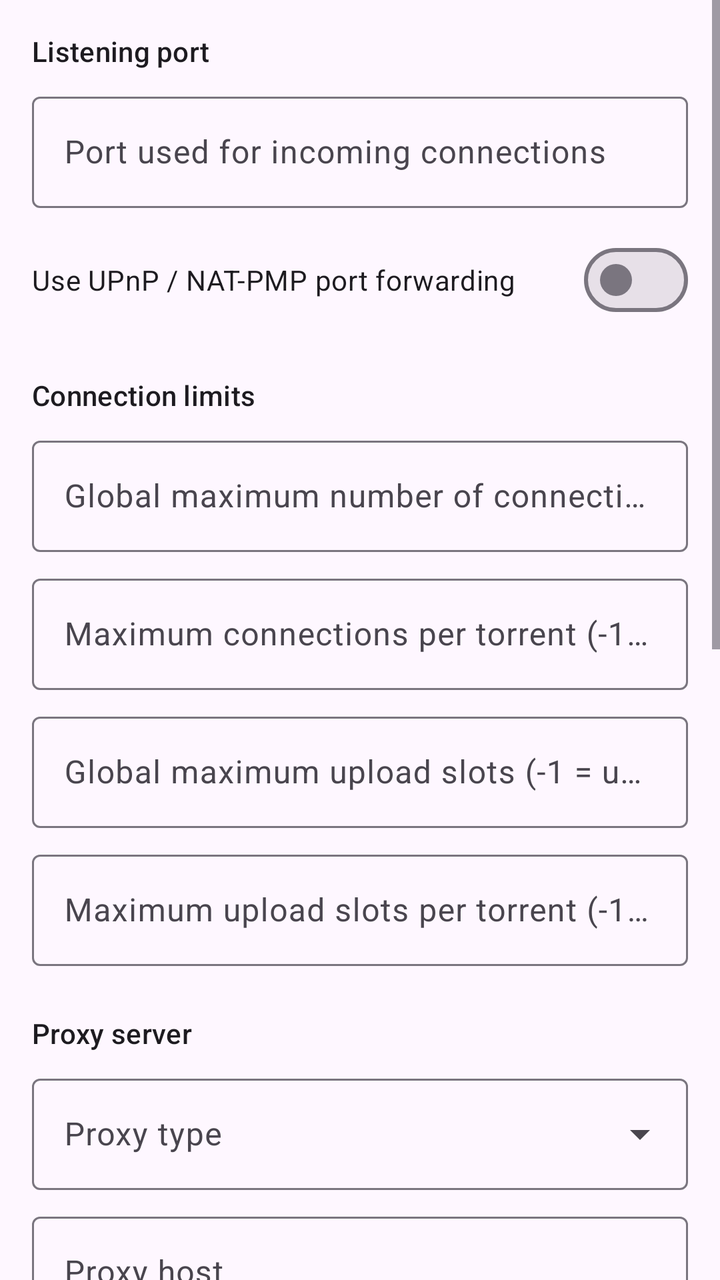
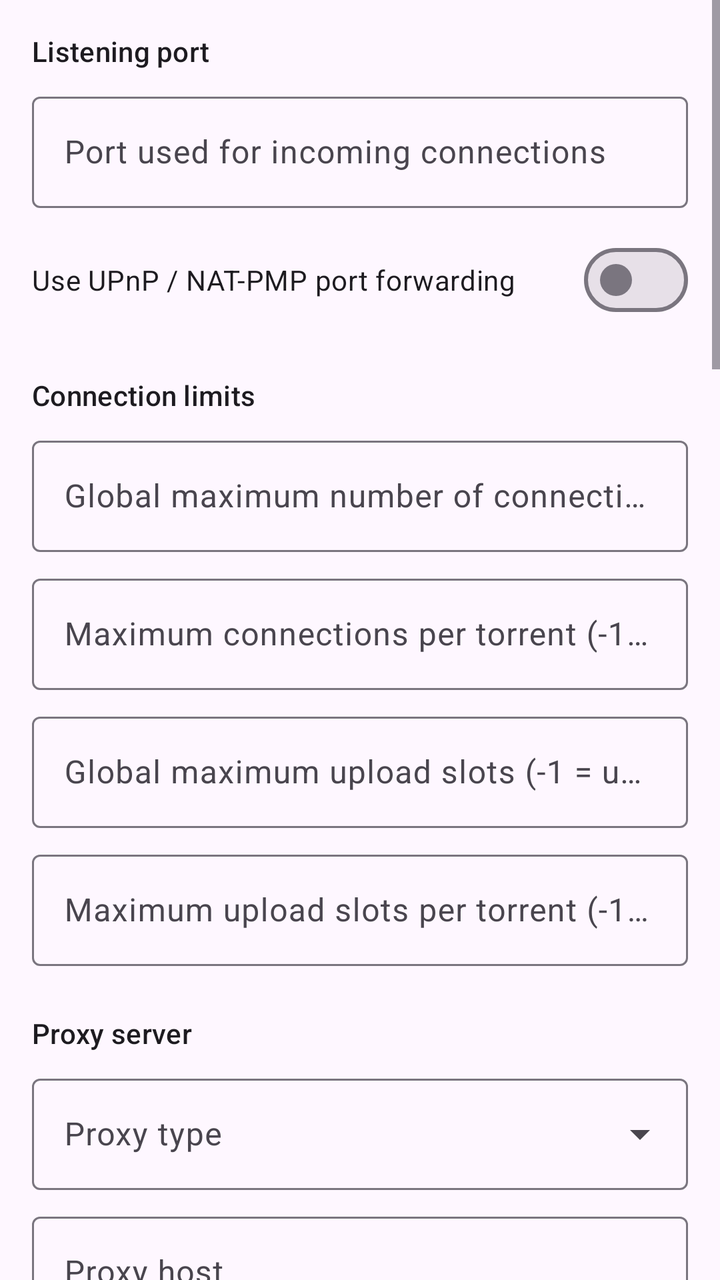

An Android layout rendered at two revisions. The XML below is the earlier revision; the diff shows what the commit changed to produce the second picture.
<!-- AndroidManifest.xml: application theme AppTheme -->
<!-- res/layout/fragment_qb_prefs_connection.xml -->
<?xml version="1.0" encoding="utf-8"?>
<ScrollView xmlns:android="http://schemas.android.com/apk/res/android"
    xmlns:app="http://schemas.android.com/apk/res-auto"
    android:layout_width="match_parent"
    android:layout_height="match_parent"
    android:clipToPadding="false"
    android:scrollbars="vertical">

    <LinearLayout
        android:layout_width="match_parent"
        android:layout_height="wrap_content"
        android:orientation="vertical"
        android:padding="16dp">

        <TextView
            style="@style/TextAppearance.App.SectionTitle"
            android:layout_width="match_parent"
            android:layout_height="wrap_content"
            android:layout_marginBottom="8dp"
            android:text="@string/qbt_conn_listen" />

        <com.google.android.material.textfield.TextInputLayout
            android:layout_width="match_parent"
            android:layout_height="wrap_content"
            android:hint="@string/qbt_listen_port">

            <com.google.android.material.textfield.TextInputEditText
                android:id="@+id/listenPortInput"
                android:layout_width="match_parent"
                android:layout_height="wrap_content"
                android:inputType="number" />
        </com.google.android.material.textfield.TextInputLayout>

        <com.google.android.material.materialswitch.MaterialSwitch
            android:id="@+id/upnpSwitch"
            android:layout_width="match_parent"
            android:layout_height="wrap_content"
            android:layout_marginTop="12dp"
            android:text="@string/qbt_upnp" />

        <TextView
            style="@style/TextAppearance.App.SectionTitle"
            android:layout_width="match_parent"
            android:layout_height="wrap_content"
            android:layout_marginTop="24dp"
            android:layout_marginBottom="8dp"
            android:text="@string/qbt_conn_limits" />

        <com.google.android.material.textfield.TextInputLayout
            android:layout_width="match_parent"
            android:layout_height="wrap_content"
            android:hint="@string/qbt_max_connec">

            <com.google.android.material.textfield.TextInputEditText
                android:id="@+id/maxConnecInput"
                android:layout_width="match_parent"
                android:layout_height="wrap_content"
                android:inputType="numberSigned" />
        </com.google.android.material.textfield.TextInputLayout>

        <com.google.android.material.textfield.TextInputLayout
            android:layout_width="match_parent"
            android:layout_height="wrap_content"
            android:layout_marginTop="8dp"
            android:hint="@string/qbt_max_connec_per_torrent">

            <com.google.android.material.textfield.TextInputEditText
                android:id="@+id/maxConnecPerTorrentInput"
                android:layout_width="match_parent"
                android:layout_height="wrap_content"
                android:inputType="numberSigned" />
        </com.google.android.material.textfield.TextInputLayout>

        <com.google.android.material.textfield.TextInputLayout
            android:layout_width="match_parent"
            android:layout_height="wrap_content"
            android:layout_marginTop="8dp"
            android:hint="@string/qbt_max_uploads">

            <com.google.android.material.textfield.TextInputEditText
                android:id="@+id/maxUploadsInput"
                android:layout_width="match_parent"
                android:layout_height="wrap_content"
                android:inputType="numberSigned" />
        </com.google.android.material.textfield.TextInputLayout>

        <com.google.android.material.textfield.TextInputLayout
            android:layout_width="match_parent"
            android:layout_height="wrap_content"
            android:layout_marginTop="8dp"
            android:hint="@string/qbt_max_uploads_per_torrent">

            <com.google.android.material.textfield.TextInputEditText
                android:id="@+id/maxUploadsPerTorrentInput"
                android:layout_width="match_parent"
                android:layout_height="wrap_content"
                android:inputType="numberSigned" />
        </com.google.android.material.textfield.TextInputLayout>

        <TextView
            style="@style/TextAppearance.App.SectionTitle"
            android:layout_width="match_parent"
            android:layout_height="wrap_content"
            android:layout_marginTop="24dp"
            android:layout_marginBottom="8dp"
            android:text="@string/qbt_proxy" />

        <com.google.android.material.textfield.TextInputLayout
            style="@style/Widget.Material3.TextInputLayout.OutlinedBox.ExposedDropdownMenu"
            android:layout_width="match_parent"
            android:layout_height="wrap_content"
            android:hint="@string/qbt_proxy_type">

            <com.google.android.material.textfield.MaterialAutoCompleteTextView
                android:id="@+id/proxyTypeDropdown"
                android:layout_width="match_parent"
                android:layout_height="wrap_content"
                android:inputType="none" />
        </com.google.android.material.textfield.TextInputLayout>

        <com.google.android.material.textfield.TextInputLayout
            android:layout_width="match_parent"
            android:layout_height="wrap_content"
            android:layout_marginTop="8dp"
            android:hint="@string/qbt_proxy_ip">

            <com.google.android.material.textfield.TextInputEditText
                android:id="@+id/proxyIpInput"
                android:layout_width="match_parent"
                android:layout_height="wrap_content"
                android:inputType="textNoSuggestions" />
        </com.google.android.material.textfield.TextInputLayout>

        <com.google.android.material.textfield.TextInputLayout
            android:layout_width="match_parent"
            android:layout_height="wrap_content"
            android:layout_marginTop="8dp"
            android:hint="@string/qbt_proxy_port">

            <com.google.android.material.textfield.TextInputEditText
                android:id="@+id/proxyPortInput"
                android:layout_width="match_parent"
                android:layout_height="wrap_content"
                android:inputType="number" />
        </com.google.android.material.textfield.TextInputLayout>

        <com.google.android.material.materialswitch.MaterialSwitch
            android:id="@+id/proxyAuthSwitch"
            android:layout_width="match_parent"
            android:layout_height="wrap_content"
            android:layout_marginTop="12dp"
            android:text="@string/qbt_proxy_auth" />

        <com.google.android.material.textfield.TextInputLayout
            android:layout_width="match_parent"
            android:layout_height="wrap_content"
            android:layout_marginTop="8dp"
            android:hint="@string/qbt_proxy_username">

            <com.google.android.material.textfield.TextInputEditText
                android:id="@+id/proxyUsernameInput"
                android:layout_width="match_parent"
                android:layout_height="wrap_content"
                android:inputType="text" />
        </com.google.android.material.textfield.TextInputLayout>

        <com.google.android.material.textfield.TextInputLayout
            android:layout_width="match_parent"
            android:layout_height="wrap_content"
            android:layout_marginTop="8dp"
            android:hint="@string/qbt_proxy_password"
            app:endIconMode="password_toggle">

            <com.google.android.material.textfield.TextInputEditText
                android:id="@+id/proxyPasswordFieldInput"
                android:layout_width="match_parent"
                android:layout_height="wrap_content"
                android:inputType="textPassword" />
        </com.google.android.material.textfield.TextInputLayout>

        <com.google.android.material.materialswitch.MaterialSwitch
            android:id="@+id/proxyBtSwitch"
            android:layout_width="match_parent"
            android:layout_height="wrap_content"
            android:layout_marginTop="12dp"
            android:text="@string/qbt_proxy_bt" />

        <com.google.android.material.materialswitch.MaterialSwitch
            android:id="@+id/proxyPeersSwitch"
            android:layout_width="match_parent"
            android:layout_height="wrap_content"
            android:layout_marginTop="4dp"
            android:text="@string/qbt_proxy_peers" />

        <com.google.android.material.materialswitch.MaterialSwitch
            android:id="@+id/proxyMiscSwitch"
            android:layout_width="match_parent"
            android:layout_height="wrap_content"
            android:layout_marginTop="4dp"
            android:text="@string/qbt_proxy_misc" />

        <TextView
            style="@style/TextAppearance.App.SectionTitle"
            android:layout_width="match_parent"
            android:layout_height="wrap_content"
            android:layout_marginTop="24dp"
            android:layout_marginBottom="8dp"
            android:text="@string/qbt_conn_peers" />

        <com.google.android.material.materialswitch.MaterialSwitch
            android:id="@+id/banUnknownSwitch"
            android:layout_width="match_parent"
            android:layout_height="wrap_content"
            android:text="@string/qbt_ban_unknown" />

        <com.google.android.material.materialswitch.MaterialSwitch
            android:id="@+id/banBtPlayerSwitch"
            android:layout_width="match_parent"
            android:layout_height="wrap_content"
            android:layout_marginTop="4dp"
            android:text="@string/qbt_ban_btplayer" />

    </LinearLayout>
</ScrollView>
<!-- resources referenced by this layout -->
<resources>
  <string name="qbt_conn_limits">Connection limits</string>
  <string name="qbt_conn_listen">Listening port</string>
  <string name="qbt_conn_peers">Peers</string>
  <string name="qbt_proxy">Proxy server</string>
  <string name="qbt_proxy_auth">Use authentication</string>
  <string name="qbt_proxy_ip">Proxy host</string>
  <string name="qbt_proxy_password">Proxy password</string>
  <string name="qbt_proxy_port">Proxy port</string>
  <string name="qbt_proxy_type">Proxy type</string>
  <string name="qbt_proxy_username">Proxy username</string>
  <color name="md_theme_primary">#68548E</color>
  <color name="md_theme_onPrimary">#FFFFFF</color>
  <color name="md_theme_primaryContainer">#EBDDFF</color>
  <color name="md_theme_onPrimaryContainer">#4F3D74</color>
  <color name="md_theme_secondary">#635B70</color>
  <color name="md_theme_onSecondary">#FFFFFF</color>
  <color name="md_theme_secondaryContainer">#E9DEF8</color>
  <color name="md_theme_tertiary">#7E525D</color>
  <color name="md_theme_onTertiary">#FFFFFF</color>
  <color name="md_theme_tertiaryContainer">#FFD9E1</color>
  <color name="md_theme_onTertiaryContainer">#643B46</color>
  <color name="md_theme_error">#BA1A1A</color>
  <color name="md_theme_onError">#FFFFFF</color>
  <color name="md_theme_errorContainer">#FFDAD6</color>
  <color name="md_theme_onErrorContainer">#93000A</color>
  <color name="md_theme_background">#FEF7FF</color>
  <color name="md_theme_onBackground">#1D1B20</color>
  <color name="md_theme_surface">#FEF7FF</color>
  <color name="md_theme_onSurface">#1D1B20</color>
  <color name="md_theme_surfaceVariant">#E7E0EB</color>
  <color name="md_theme_onSurfaceVariant">#49454E</color>
  <color name="md_theme_outline">#7A757F</color>
  <color name="md_theme_outlineVariant">#CBC4CF</color>
  <color name="md_theme_inverseSurface">#322F35</color>
  <color name="md_theme_inverseOnSurface">#F5EFF7</color>
  <color name="md_theme_inversePrimary">#D3BCFD</color>
  <color name="md_theme_primaryFixed">#EBDDFF</color>
  <color name="md_theme_onPrimaryFixed">#230F46</color>
  <color name="md_theme_primaryFixedDim">#D3BCFD</color>
  <color name="md_theme_secondaryFixed">#E9DEF8</color>
  <color name="md_theme_onSecondaryFixed">#1F182B</color>
  <color name="md_theme_secondaryFixedDim">#CDC2DB</color>
  <color name="md_theme_tertiaryFixed">#FFD9E1</color>
  <color name="md_theme_onTertiaryFixed">#31101B</color>
  <color name="md_theme_tertiaryFixedDim">#F0B7C5</color>
  <color name="md_theme_surfaceDim">#DED8E0</color>
  <color name="md_theme_surfaceBright">#FEF7FF</color>
  <color name="md_theme_surfaceContainerLow">#F8F1FA</color>
  <color name="md_theme_surfaceContainer">#F2ECF4</color>
  <color name="md_theme_surfaceContainerHigh">#EDE6EE</color>
  <color name="colorOk">#2E6A44</color>
  <color name="colorOnOk">#FFFFFF</color>
  <color name="colorOkContainer">#B1F1C1</color>
  <color name="colorOnOkContainer">#12512E</color>
  <!-- unchanged entries left out for length: 25 -->
</resources>

<!-- the commit's change to res/layout/fragment_qb_prefs_connection.xml (unified diff, before → after) -->
@@ -220,5 +220,165 @@
             android:layout_marginTop="4dp"
             android:text="@string/qbt_ban_btplayer" />
 
+        <com.google.android.material.materialswitch.MaterialSwitch
+            android:id="@+id/proxyHostnameLookupSwitch"
+            android:layout_width="match_parent"
+            android:layout_height="wrap_content"
+            android:layout_marginTop="4dp"
+            android:text="@string/qbt_proxy_hostname_lookup" />
+
+        <com.google.android.material.materialswitch.MaterialSwitch
+            android:id="@+id/proxyRssSwitch"
+            android:layout_width="match_parent"
+            android:layout_height="wrap_content"
+            android:layout_marginTop="4dp"
+            android:text="@string/qbt_proxy_rss" />
+
+        <com.google.android.material.materialswitch.MaterialSwitch
+            android:id="@+id/ignoreSslErrorsSwitch"
+            android:layout_width="match_parent"
+            android:layout_height="wrap_content"
+            android:layout_marginTop="4dp"
+            android:text="@string/qbt_ignore_ssl_errors" />
+
+        <TextView
+            style="@style/TextAppearance.App.SectionTitle"
+            android:layout_width="match_parent"
+            android:layout_height="wrap_content"
+            android:layout_marginTop="24dp"
+            android:layout_marginBottom="8dp"
+            android:text="@string/qbt_ifaces_section" />
+
+        <com.google.android.material.materialswitch.MaterialSwitch
+            android:id="@+id/randomPortSwitch"
+            android:layout_width="match_parent"
+            android:layout_height="wrap_content"
+            android:text="@string/qbt_random_port" />
+
+        <com.google.android.material.textfield.TextInputLayout
+            android:layout_width="match_parent"
+            android:layout_height="wrap_content"
+            android:layout_marginTop="8dp"
+            android:hint="@string/qbt_network_interface">
+
+            <com.google.android.material.textfield.TextInputEditText
+                android:id="@+id/networkInterfaceInput"
+                android:layout_width="match_parent"
+                android:layout_height="wrap_content"
+                android:inputType="textNoSuggestions" />
+        </com.google.android.material.textfield.TextInputLayout>
+
+        <com.google.android.material.textfield.TextInputLayout
+            android:layout_width="match_parent"
+            android:layout_height="wrap_content"
+            android:layout_marginTop="8dp"
+            android:hint="@string/qbt_interface_address">
+
+            <com.google.android.material.textfield.TextInputEditText
+                android:id="@+id/interfaceAddressInput"
+                android:layout_width="match_parent"
+                android:layout_height="wrap_content"
+                android:inputType="textNoSuggestions" />
+        </com.google.android.material.textfield.TextInputLayout>
+
+        <TextView
+            style="@style/TextAppearance.App.SectionTitle"
+            android:layout_width="match_parent"
+            android:layout_height="wrap_content"
+            android:layout_marginTop="24dp"
+            android:layout_marginBottom="8dp"
+            android:text="@string/qbt_i2p_section" />
+
+        <com.google.android.material.materialswitch.MaterialSwitch
+            android:id="@+id/i2pEnabledSwitch"
+            android:layout_width="match_parent"
+            android:layout_height="wrap_content"
+            android:text="@string/qbt_i2p_enabled" />
+
+        <com.google.android.material.textfield.TextInputLayout
+            android:layout_width="match_parent"
+            android:layout_height="wrap_content"
+            android:layout_marginTop="8dp"
+            android:hint="@string/qbt_i2p_address">
+
+            <com.google.android.material.textfield.TextInputEditText
+                android:id="@+id/i2pAddressInput"
+                android:layout_width="match_parent"
+                android:layout_height="wrap_content"
+                android:inputType="textNoSuggestions" />
+        </com.google.android.material.textfield.TextInputLayout>
+
+        <com.google.android.material.textfield.TextInputLayout
+            android:layout_width="match_parent"
+            android:layout_height="wrap_content"
+            android:layout_marginTop="8dp"
+            android:hint="@string/qbt_i2p_port">
+
+            <com.google.android.material.textfield.TextInputEditText
+                android:id="@+id/i2pPortInput"
+                android:layout_width="match_parent"
+                android:layout_height="wrap_content"
+                android:inputType="number" />
+        </com.google.android.material.textfield.TextInputLayout>
+
+        <com.google.android.material.materialswitch.MaterialSwitch
+            android:id="@+id/i2pMixedSwitch"
+            android:layout_width="match_parent"
+            android:layout_height="wrap_content"
+            android:layout_marginTop="4dp"
+            android:text="@string/qbt_i2p_mixed" />
+
+        <com.google.android.material.textfield.TextInputLayout
+            android:layout_width="match_parent"
+            android:layout_height="wrap_content"
+            android:layout_marginTop="8dp"
+            android:hint="@string/qbt_i2p_inbound_quantity">
+
+            <com.google.android.material.textfield.TextInputEditText
+                android:id="@+id/i2pInboundQuantityInput"
+                android:layout_width="match_parent"
+                android:layout_height="wrap_content"
+                android:inputType="number" />
+        </com.google.android.material.textfield.TextInputLayout>
+
+        <com.google.android.material.textfield.TextInputLayout
+            android:layout_width="match_parent"
+            android:layout_height="wrap_content"
+            android:layout_marginTop="8dp"
+            android:hint="@string/qbt_i2p_outbound_quantity">
+
+            <com.google.android.material.textfield.TextInputEditText
+                android:id="@+id/i2pOutboundQuantityInput"
+                android:layout_width="match_parent"
+                android:layout_height="wrap_content"
+                android:inputType="number" />
+        </com.google.android.material.textfield.TextInputLayout>
+
+        <com.google.android.material.textfield.TextInputLayout
+            android:layout_width="match_parent"
+            android:layout_height="wrap_content"
+            android:layout_marginTop="8dp"
+            android:hint="@string/qbt_i2p_inbound_length">
+
+            <com.google.android.material.textfield.TextInputEditText
+                android:id="@+id/i2pInboundLengthInput"
+                android:layout_width="match_parent"
+                android:layout_height="wrap_content"
+                android:inputType="number" />
+        </com.google.android.material.textfield.TextInputLayout>
+
+        <com.google.android.material.textfield.TextInputLayout
+            android:layout_width="match_parent"
+            android:layout_height="wrap_content"
+            android:layout_marginTop="8dp"
+            android:hint="@string/qbt_i2p_outbound_length">
+
+            <com.google.android.material.textfield.TextInputEditText
+                android:id="@+id/i2pOutboundLengthInput"
+                android:layout_width="match_parent"
+                android:layout_height="wrap_content"
+                android:inputType="number" />
+        </com.google.android.material.textfield.TextInputLayout>
+
     </LinearLayout>
 </ScrollView>
<!-- resource entries referenced after the edit -->
@@ -3,13 +3,29 @@
   <string name="qbt_conn_limits">Connection limits</string>
   <string name="qbt_conn_listen">Listening port</string>
   <string name="qbt_conn_peers">Peers</string>
+  <string name="qbt_i2p_address">I2P router address</string>
+  <string name="qbt_i2p_enabled">Enable I2P</string>
+  <string name="qbt_i2p_inbound_length">I2P inbound length</string>
+  <string name="qbt_i2p_inbound_quantity">I2P inbound quantity</string>
+  <string name="qbt_i2p_mixed">I2P mixed mode</string>
+  <string name="qbt_i2p_outbound_length">I2P outbound length</string>
+  <string name="qbt_i2p_outbound_quantity">I2P outbound quantity</string>
+  <string name="qbt_i2p_port">I2P port</string>
+  <string name="qbt_i2p_section">I2P</string>
+  <string name="qbt_ifaces_section">Interface and port</string>
+  <string name="qbt_ignore_ssl_errors">Ignore SSL errors</string>
+  <string name="qbt_interface_address">Optional IP address to bind to</string>
+  <string name="qbt_network_interface">Network interface (empty = any)</string>
   <string name="qbt_proxy">Proxy server</string>
   <string name="qbt_proxy_auth">Use authentication</string>
+  <string name="qbt_proxy_hostname_lookup">Perform hostname lookup via proxy</string>
   <string name="qbt_proxy_ip">Proxy host</string>
   <string name="qbt_proxy_password">Proxy password</string>
   <string name="qbt_proxy_port">Proxy port</string>
+  <string name="qbt_proxy_rss">Use proxy for RSS</string>
   <string name="qbt_proxy_type">Proxy type</string>
   <string name="qbt_proxy_username">Proxy username</string>
+  <string name="qbt_random_port">Use a random port on each start</string>
   <color name="md_theme_primary">#68548E</color>
   <color name="md_theme_onPrimary">#FFFFFF</color>
   <color name="md_theme_primaryContainer">#EBDDFF</color>
